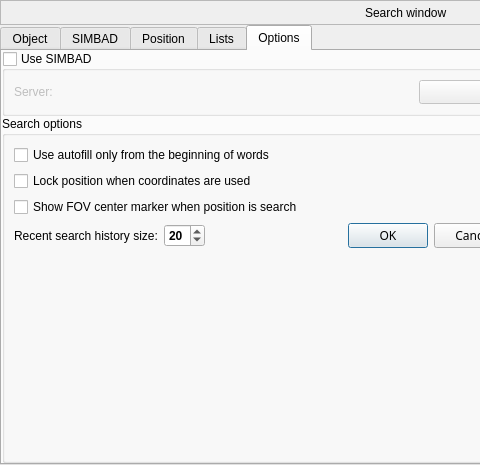
chithihuynh/stellarium, file src/gui/searchDialogGui.ui: the form before one commit; both pictures show x 0 to 480 and y 0 to 465 of the 831 by 465 pixel window.
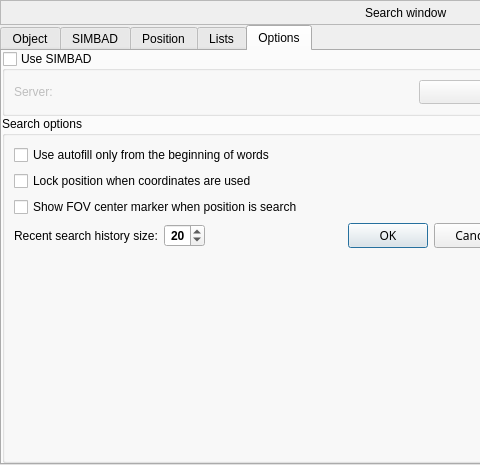
The form after the commit. Custom widgets are drawn as their Qt base class.

```diff
--- a/src/gui/searchDialogGui.ui
+++ b/src/gui/searchDialogGui.ui
@@ -1188,6 +1188,9 @@
               <property name="styleSheet">
                <string notr="true"/>
               </property>
+              <property name="alignment">
+               <set>Qt::AlignRight|Qt::AlignTrailing|Qt::AlignVCenter</set>
+              </property>
               <property name="minimum">
                <number>0</number>
               </property>
```
